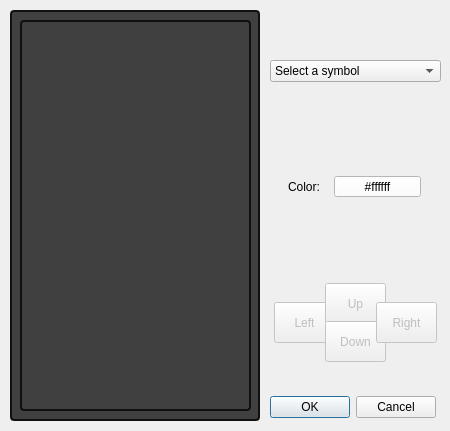
Before: the Qt Designer form Tower_of_Lights_Editor_V3/symboleffectdialog.ui in ThereIsNoEscape/cs383project, drawn with Qt 5.
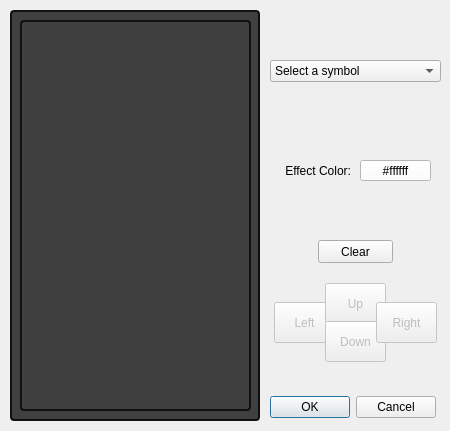
After: the same form once the commit is applied.

What changed in the file:
```diff
--- a/Tower_of_Lights_Editor_V3/symboleffectdialog.ui
+++ b/Tower_of_Lights_Editor_V3/symboleffectdialog.ui
@@ -18,8 +18,8 @@
   </property>
   <property name="maximumSize">
    <size>
-    <width>460</width>
-    <height>440</height>
+    <width>450</width>
+    <height>431</height>
    </size>
   </property>
   <property name="windowTitle">
@@ -150,22 +150,25 @@
   <widget class="QLabel" name="label_2">
    <property name="geometry">
     <rect>
-     <x>288</x>
-     <y>176</y>
-     <width>59</width>
+     <x>260</x>
+     <y>160</y>
+     <width>91</width>
      <height>21</height>
     </rect>
    </property>
    <property name="text">
-    <string>Color:</string>
+    <string>Effect Color:</string>
+   </property>
+   <property name="alignment">
+    <set>Qt::AlignRight|Qt::AlignTrailing|Qt::AlignVCenter</set>
    </property>
   </widget>
   <widget class="QPushButton" name="pushButton_color">
    <property name="geometry">
     <rect>
-     <x>334</x>
-     <y>176</y>
-     <width>87</width>
+     <x>360</x>
+     <y>160</y>
+     <width>71</width>
      <height>21</height>
     </rect>
    </property>
@@ -336,6 +339,19 @@
     </property>
    </item>
   </widget>
+  <widget class="QPushButton" name="pushButton_clear">
+   <property name="geometry">
+    <rect>
+     <x>318</x>
+     <y>240</y>
+     <width>75</width>
+     <height>23</height>
+    </rect>
+   </property>
+   <property name="text">
+    <string>Clear</string>
+   </property>
+  </widget>
  </widget>
  <resources/>
  <connections>
```
